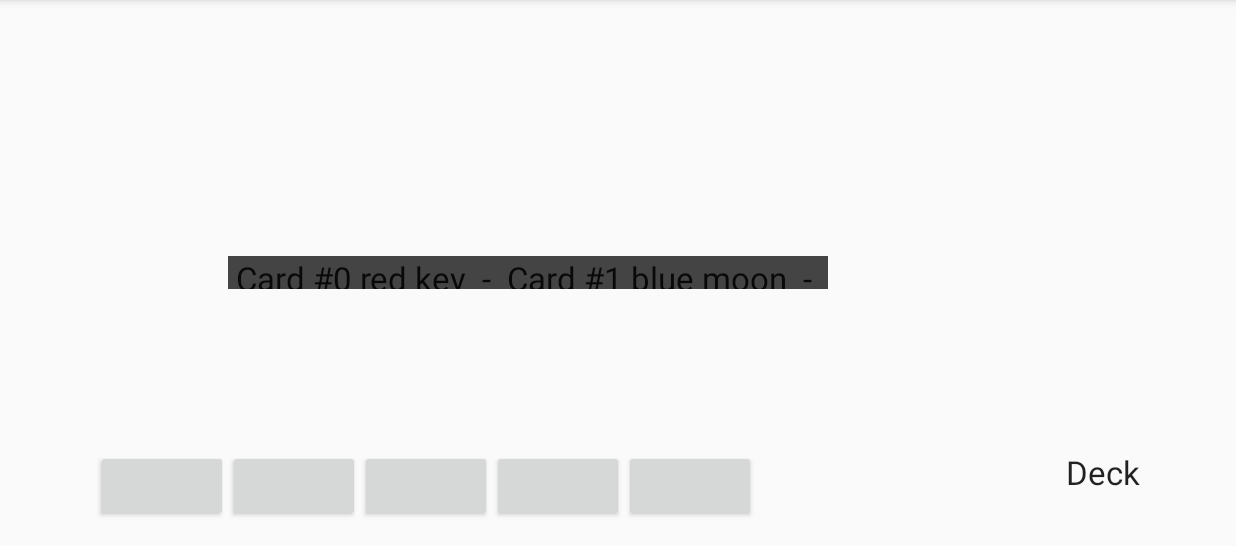
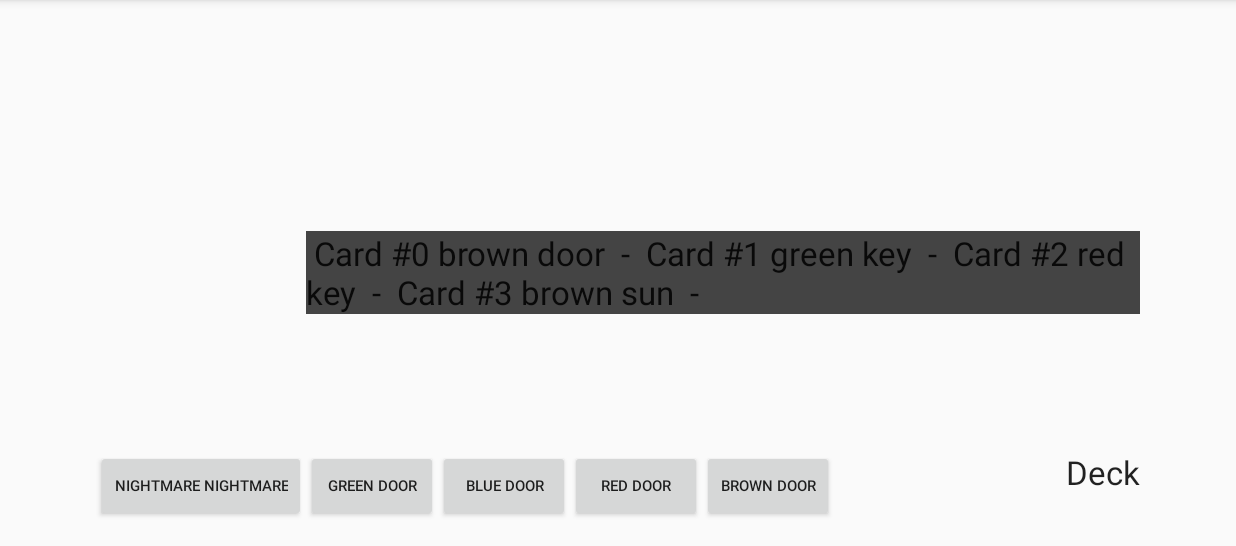
Before and after one commit to zlwdk4/Nonirim, an Android app: the screen it shows after launch (MainActivity), in the options menu, after a tap on "Settings", on a phone screen of 824 x 412 dp (held sideways), the part 72-618 px from its top. Run offline under Robolectric (Android 15) with nearby library versions, the phone set to English and light mode, and no system bars.

Commit message:
Implemented Everything for Playing a Card from Hand

```diff
--- a/app/src/main/java/gaming/wolfback/nonirim/Card.java
+++ b/app/src/main/java/gaming/wolfback/nonirim/Card.java
@@ -33,6 +33,7 @@ public class Card {
         this.isCardDiscarded = isCardDiscarded;
     }
 
+
     public int getId() {
         return id;
     }
@@ -54,5 +55,6 @@ public class Card {
         this.isCardDiscarded = false;
 
     }
+    public Card(){}
 
 }
--- a/app/src/main/java/gaming/wolfback/nonirim/DrawPile.java
+++ b/app/src/main/java/gaming/wolfback/nonirim/DrawPile.java
@@ -1,13 +1,18 @@
 package gaming.wolfback.nonirim;
 
+import java.util.ArrayList;
 import java.util.Collections;
+import java.util.List;
 import java.util.Vector;
 
 /**
  * Created by ZWolf on 2/19/2016.
  */
 public class DrawPile {
-    private static Vector<Card> deck = new Vector<Card>();
+    private static List<Card> deck;
+    DrawPile(){
+        deck = new ArrayList<Card>();
+    }
 
     public boolean isEmpty(){
         return deck.isEmpty();
@@ -22,9 +27,9 @@ public class DrawPile {
     }
 
     public Card draw(){
-        Card tempCard = new Card(deck.lastElement().getId(),
-                deck.lastElement().getColor(),
-                deck.lastElement().getType());
+        Card tempCard = new Card(deck.get(deck.size()-1).getId(),
+                deck.get(deck.size()-1).getColor(),
+                deck.get(deck.size()-1).getType());
 
         deck.remove(deck.size() - 1);
         return tempCard;
--- /dev/null
+++ b/app/src/main/java/gaming/wolfback/nonirim/Facade.java
@@ -0,0 +1,118 @@
+package gaming.wolfback.nonirim;
+
+/**
+ * Created by Jarren on 2/20/2016.
+ */
+public class Facade {
+    public Facade(){
+         String sun = "sun", moon = "moon", key = "key", blue = "blue", brown = "brown",
+                green = "green", red = "red", nightmare = "nightmare", door = "door";
+
+        int i = 1;
+        //Card c1 = new Card(1, "red", "key");
+        //drawPile.addCardToDeck(c1);
+
+        for (int j = 0; j < 9; j++) {
+            Card c = new Card(i, red, sun);
+            drawPile.addCardToDeck(c);
+            i++;
+        }
+
+
+       for (int j = 0; j < 8; j++) {
+            Card c = new Card(i, blue, sun);
+            drawPile.addCardToDeck(c);
+            i++;
+        }
+
+        for (int j = 0; j < 7; j++) {
+            Card c = new Card(i, green, sun);
+            drawPile.addCardToDeck(c);
+            i++;
+        }
+
+        for (int j = 0; j < 6; j++) {
+            Card c = new Card(i, brown, sun);
+            drawPile.addCardToDeck(c);
+            i++;
+        }
+
+        for (int j = 0; j < 4; j++) {
+            Card c = new Card(i, red, moon);
+            i++;
+            Card c1 = new Card(i, blue, moon);
+            i++;
+            Card c2 = new Card(i, green, moon);
+            i++;
+            Card c3 = new Card(i, brown, moon);
+            i++;
+            drawPile.addCardToDeck(c);
+            drawPile.addCardToDeck(c1);
+            drawPile.addCardToDeck(c2);
+            drawPile.addCardToDeck(c3);
+
+        }
+
+        for (int j = 0; j < 3; j++) {
+            Card c = new Card(i, red, key);
+            i++;
+            Card c1 = new Card(i, blue, key);
+            i++;
+            Card c2 = new Card(i, green, key);
+            i++;
+            Card c3 = new Card(i, brown, key);
+            i++;
+            drawPile.addCardToDeck(c);
+            //drawPile2.addCardToDeck(c);
+            drawPile.addCardToDeck(c1);
+            drawPile.addCardToDeck(c2);
+            drawPile.addCardToDeck(c3);
+
+        }
+
+        for (int j = 0; j < 10; j++) {
+            Card c = new Card(i, nightmare, nightmare);
+            drawPile.addCardToDeck(c);
+            i++;
+        }
+
+        for (int j = 0; j < 2; j++) {
+            Card c = new Card(i, red, door);
+            i++;
+            Card c1 = new Card(i, blue, door);
+            i++;
+            Card c2 = new Card(i, green, door);
+            i++;
+            Card c3 = new Card(i, brown, door);
+            i++;
+            drawPile.addCardToDeck(c);
+            drawPile.addCardToDeck(c1);
+            drawPile.addCardToDeck(c2);
+            drawPile.addCardToDeck(c3);
+        }
+        hand = new Hand(drawPile.draw(), drawPile.draw(),drawPile.draw(),drawPile.draw(),drawPile.draw());
+        drawPile.shuffle();
+    }
+
+    public String getCardFromHand(int indexOfCard){
+        return (hand.getCard(indexOfCard).getColor() + " " + hand.getCard(indexOfCard).getType());
+    }
+
+    public void drawFromDeckIntoHand(){
+        Card tempCard = drawPile.draw();
+        tempCard.setIsCardDrawn(true);
+        hand.addCard(tempCard);
+    }
+
+    public void playCardIntoLab(int indexOfCardInHand) {
+        lab.addCard(hand.removeCard(indexOfCardInHand));
+    }
+
+    public String seeLab(){
+        return lab.getLabString();
+    }
+
+    private DrawPile drawPile = new DrawPile();
+    private Hand hand = new Hand();
+    private Labyrinth lab = new Labyrinth();
+}
--- a/app/src/main/java/gaming/wolfback/nonirim/Hand.java
+++ b/app/src/main/java/gaming/wolfback/nonirim/Hand.java
@@ -1,15 +1,30 @@
 package gaming.wolfback.nonirim;
+
+import java.util.ArrayList;
+import java.util.List;
 
 /**
  * Created by ZWolf on 2/19/2016.
  */
 public class Hand {
-    private Card[] hand = new Card[5];
+    private static Card[] hand;
 
-    public Hand(DrawPile deck){
-        for(int i = 0; i < 5; i++){
-            this.hand[i] = deck.draw();
-        }
+    public Hand(){
+       hand = new Card[5];
+        hand[0] = null;
+        hand[1] = null;
+        hand[2] = null;
+        hand[3] = null;
+        hand[4] = null;
+
+    }
+    public Hand(Card c0, Card c1, Card c2, Card c3, Card c4){
+            hand[0] = c0;
+            hand[1] = c1;
+            hand[2] = c2;
+            hand[3] = c3;
+            hand[4] = c4;
+
     }
 
     public void addCard(Card newCard){
@@ -20,11 +35,13 @@ public class Hand {
         hand[i] = newCard;
     }
 
-    public void removeCard(Card cardToRemove){
-        int i = 0;
-        while(hand[i] != cardToRemove){
-            i++;
-        }
-        hand[i] = null;
+
+    public Card removeCard(int index){
+        Card tempCard = hand[index];
+        hand[index] = null;
+        return tempCard;
+    }
+    public Card getCard (int index){
+        return hand[index];
     }
 }
--- a/app/src/main/java/gaming/wolfback/nonirim/MainActivity.java
+++ b/app/src/main/java/gaming/wolfback/nonirim/MainActivity.java
@@ -4,26 +4,116 @@ import android.support.v7.app.AppCompatActivity;
 import android.os.Bundle;
 import android.view.Menu;
 import android.view.MenuItem;
+import android.view.View;
 import android.widget.TextView;
 
 public class MainActivity extends AppCompatActivity {
 
+    public Facade theFacade = new Facade();
+    public TextView c0;
+    public TextView c1;
+    public TextView c2;
+    public TextView c3;
+    public TextView c4;
     @Override
     protected void onCreate(Bundle savedInstanceState) {
         super.onCreate(savedInstanceState);
         setContentView(R.layout.activity_main);
 
-        Card c1 = new Card(1, "red", "key");
-        Card c2 = new Card(2, "blue", "moon");
-        Labyrinth lab = new Labyrinth();
-        lab.addCard(c1);
-        lab.addCard(c2);
-        String theLabString = lab.getLabString();
+        //Card c1 = new Card(1, "red", "sun");
+        //Card c2 = new Card(2, "blue", "moon");
+        //Labyrinth lab = new Labyrinth();
+        //lab.addCard(c1);
+        //lab.addCard(c2);
+        //String theLabString = lab.getLabString();
+
+        //TextView t = (TextView)findViewById(R.id.LabId);
+        //t.setText(theLabString);
+
+
+        //theFacade.drawFromDeckIntoHand();
+
+        c0 = (TextView) findViewById(R.id.hand0);
+        c0.setText(theFacade.getCardFromHand(0));
+
+        c1 = (TextView) findViewById(R.id.hand1);
+        c1.setText(theFacade.getCardFromHand(1));
+
+        c2 = (TextView) findViewById(R.id.hand2);
+        c2.setText(theFacade.getCardFromHand(2));
+
+        c3 = (TextView) findViewById(R.id.hand3);
+        c3.setText(theFacade.getCardFromHand(3));
+
+        c4 = (TextView) findViewById(R.id.hand4);
+        c4.setText(theFacade.getCardFromHand(4));
+
+        c0.setOnClickListener(new View.OnClickListener() {
+            @Override
+            public void onClick(View v) {
+                theFacade.playCardIntoLab(0);
+                String theLabString = theFacade.seeLab();
+                TextView t = (TextView) findViewById(R.id.LabId);
+                t.setText(theLabString);
+                theFacade.drawFromDeckIntoHand();
+                c0.setText(theFacade.getCardFromHand(0));
+            }
+        });
+
+        c1.setOnClickListener(new View.OnClickListener() {
+            @Override
+            public void onClick(View v) {
+                theFacade.playCardIntoLab(1);
+                String theLabString = theFacade.seeLab();
+                TextView t = (TextView) findViewById(R.id.LabId);
+                t.setText(theLabString);
+                theFacade.drawFromDeckIntoHand();
+                c1.setText(theFacade.getCardFromHand(1));
+            }
+        });
+
+        c2.setOnClickListener(new View.OnClickListener() {
+            @Override
+            public void onClick(View v) {
+                theFacade.playCardIntoLab(2);
+                String theLabString = theFacade.seeLab();
+                TextView t = (TextView) findViewById(R.id.LabId);
+                t.setText(theLabString);
+                theFacade.drawFromDeckIntoHand();
+                c2.setText(theFacade.getCardFromHand(2));
+            }
+        });
+
+        c3.setOnClickListener(new View.OnClickListener() {
+            @Override
+            public void onClick(View v) {
+                theFacade.playCardIntoLab(3);
+                String theLabString = theFacade.seeLab();
+                TextView t = (TextView) findViewById(R.id.LabId);
+                t.setText(theLabString);
+                theFacade.drawFromDeckIntoHand();
+                c3.setText(theFacade.getCardFromHand(3));
+            }
+        });
+
+        c4.setOnClickListener(new View.OnClickListener() {
+            @Override
+            public void onClick(View v) {
+                theFacade.playCardIntoLab(4);
+                String theLabString = theFacade.seeLab();
+                TextView t = (TextView) findViewById(R.id.LabId);
+                t.setText(theLabString);
+                theFacade.drawFromDeckIntoHand();
+                c4.setText(theFacade.getCardFromHand(4));
+            }
+        });
+
+
+        //theFacade.playCardIntoLab(1);
 
 
 
-        TextView t = (TextView)findViewById(R.id.LabId);
-        t.setText(theLabString);
+
 
     }
 
--- a/app/src/main/res/layout/activity_main.xml
+++ b/app/src/main/res/layout/activity_main.xml
@@ -7,14 +7,25 @@
 
 
     <Button
+        android:textSize="10dp"
         android:layout_width="wrap_content"
         android:layout_height="wrap_content"
-        android:id="@+id/hand1"
+        android:id="@+id/hand0"
         android:layout_alignParentBottom="true"
         android:layout_alignParentLeft="true"
         android:layout_alignParentStart="true" />
 
     <Button
+        android:textSize="10dp"
+        android:layout_width="wrap_content"
+        android:layout_height="wrap_content"
+        android:id="@+id/hand1"
+        android:layout_alignBottom="@+id/hand0"
+        android:layout_toRightOf="@+id/hand0"
+        android:layout_toEndOf="@+id/hand0" />
+
+    <Button
+        android:textSize="10dp"
         android:layout_width="wrap_content"
         android:layout_height="wrap_content"
         android:id="@+id/hand2"
@@ -23,6 +34,7 @@
         android:layout_toEndOf="@+id/hand1" />
 
     <Button
+        android:textSize="10dp"
         android:layout_width="wrap_content"
         android:layout_height="wrap_content"
         android:id="@+id/hand3"
@@ -31,6 +43,7 @@
         android:layout_toEndOf="@+id/hand2" />
 
     <Button
+        android:textSize="10dp"
         android:layout_width="wrap_content"
         android:layout_height="wrap_content"
         android:id="@+id/hand4"
@@ -38,25 +51,15 @@
         android:layout_toRightOf="@+id/hand3"
         android:layout_toEndOf="@+id/hand3" />
 
-    <Button
-        android:layout_width="wrap_content"
-        android:layout_height="wrap_content"
-        android:id="@+id/hand5"
-        android:layout_alignBottom="@+id/hand4"
-        android:layout_toRightOf="@+id/hand4"
-        android:layout_toEndOf="@+id/hand4" />
-
     <TextView
         android:layout_width="wrap_content"
         android:layout_height="wrap_content"
         android:textAppearance="?android:attr/textAppearanceLarge"
         android:id="@+id/LabId"
         android:layout_centerVertical="true"
-        android:layout_toRightOf="@+id/hand1"
-        android:layout_toEndOf="@+id/hand1"
+        android:layout_toRightOf="@+id/hand0"
+        android:layout_toEndOf="@+id/hand0"
         android:background="#444444"
-        android:height="22dp"
-        android:width="400dp"
         />
 
     <TextView
@@ -65,7 +68,7 @@
         android:textAppearance="?android:attr/textAppearanceLarge"
         android:text="Deck"
         android:id="@+id/Deck"
-        android:layout_alignTop="@+id/hand5"
+        android:layout_alignTop="@+id/hand4"
         android:layout_alignParentRight="true"
         android:layout_alignParentEnd="true" />
 </RelativeLayout>
```
